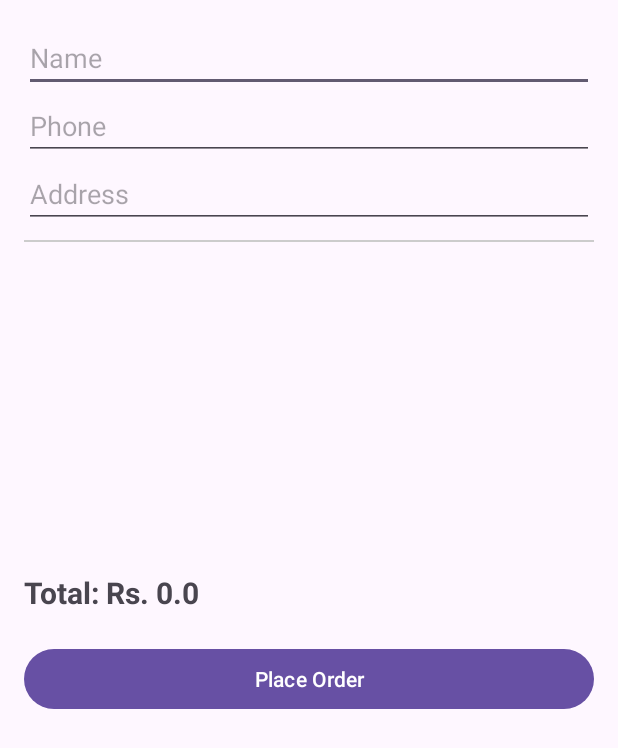
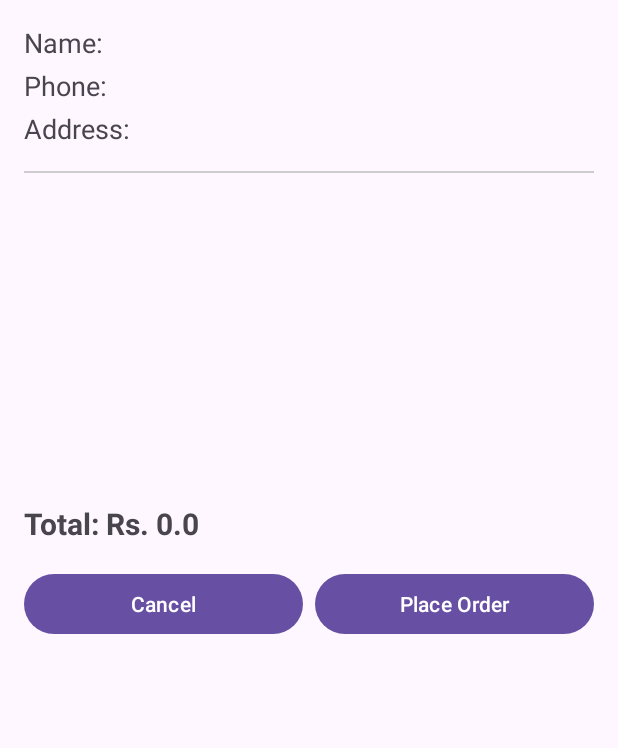
Before and after one commit to Kalpa-Mihiranga/MADCW_Pizza-Mania, an Android app: the CheckoutActivity screen opened directly, with no data from a screen before it, on a phone screen of 412 x 824 dp. Shown: the top 748 px of the screen. Run offline under Robolectric (Android 15) with nearby library versions, the phone set to English and light mode, and no system bars; 1 statement that could not run was skipped.

Commit message:
finale cheout

```diff
--- a/app/src/main/java/com/example/pizzamania/CheckoutActivity.java
+++ b/app/src/main/java/com/example/pizzamania/CheckoutActivity.java
@@ -4,8 +4,8 @@ import android.content.Intent;
 import android.content.SharedPreferences;
 import android.database.Cursor;
 import android.os.Bundle;
+import android.view.View;
 import android.widget.Button;
-import android.widget.EditText;
 import android.widget.ListView;
 import android.widget.TextView;
 import android.widget.Toast;
@@ -14,67 +14,64 @@ import androidx.appcompat.app.AppCompatActivity;
 
 public class CheckoutActivity extends AppCompatActivity {
 
-    EditText editCustomerName, editCustomerPhone, editCustomerAddress;
-    TextView txtTotalPrice;
+    TextView txtCustomerName, txtCustomerPhone, txtCustomerAddress, txtTotalPrice;
     ListView listViewCheckout;
-    Button btnPlaceOrder;
+    Button btnPlaceOrder, btnCancel;
 
     CartAdapter adapter;
     SqliteHelper dbHelper;
-    int customerId = 1; // 👉 Replace with logged-in customer id from login session
-    String sessionEmail; // store logged-in email
+    String sessionEmail;
 
     @Override
     protected void onCreate(Bundle savedInstanceState) {
         super.onCreate(savedInstanceState);
         setContentView(R.layout.activity_checkout);
 
-        editCustomerName = findViewById(R.id.editCustomerName);
-        editCustomerPhone = findViewById(R.id.editCustomerPhone);
-        editCustomerAddress = findViewById(R.id.editCustomerAddress);
+        // Bind Views
+        txtCustomerName = findViewById(R.id.txtCustomerName);
+        txtCustomerPhone = findViewById(R.id.txtCustomerPhone);
+        txtCustomerAddress = findViewById(R.id.txtCustomerAddress);
         txtTotalPrice = findViewById(R.id.txtTotalPrice);
         listViewCheckout = findViewById(R.id.listViewCheckout);
         btnPlaceOrder = findViewById(R.id.btnPlaceOrder);
+        btnCancel = findViewById(R.id.btnCancel);
 
         dbHelper = new SqliteHelper(this);
 
-        // Get logged-in email from SharedPreferences
+        // Get logged-in email from session
         SharedPreferences sharedPreferences = getSharedPreferences("UserSession", MODE_PRIVATE);
         sessionEmail = sharedPreferences.getString("email", null);
 
-        // Load customer info into EditTexts using session email
+        // Load customer info (read-only)
         loadCustomerInfo(sessionEmail);
 
-        // Show cart items
-        adapter = new CartAdapter(this, CartManager.getInstance().getCartItems());
+        // Show cart items (read-only, no quantity change)
+        adapter = new CartAdapter(this, CartManager.getInstance().getCartItems()) {
+            @Override
+            public View getView(int position, View convertView, android.view.ViewGroup parent) {
+                View view = super.getView(position, convertView, parent);
+                // Hide increase/decrease/remove buttons in checkout
+                View btnIncrease = view.findViewById(R.id.btnIncrease);
+                View btnDecrease = view.findViewById(R.id.btnDecrease);
+                View btnRemove = view.findViewById(R.id.btnRemove);
+                if (btnIncrease != null) btnIncrease.setVisibility(View.GONE);
+                if (btnDecrease != null) btnDecrease.setVisibility(View.GONE);
+                if (btnRemove != null) btnRemove.setVisibility(View.GONE);
+                return view;
+            }
+        };
         listViewCheckout.setAdapter(adapter);
 
         // Show total price
         txtTotalPrice.setText("Total: Rs. " + CartManager.getInstance().getTotalPrice());
 
-        // Place Order Button
+        // Place Order
         btnPlaceOrder.setOnClickListener(v -> {
-            String name = editCustomerName.getText().toString().trim();
-            String phone = editCustomerPhone.getText().toString().trim();
-            String address = editCustomerAddress.getText().toString().trim();
-
-            if (name.isEmpty() || phone.isEmpty() || address.isEmpty()) {
-                Toast.makeText(this, "Please fill all fields", Toast.LENGTH_SHORT).show();
-                return;
-            }
-
-            // ✅ Update customer info before placing order
-            int rows = dbHelper.updateCustomer(customerId, name, "test@gmail.com", address, phone);
-            if (rows > 0) {
-                Toast.makeText(this, "Customer info updated", Toast.LENGTH_SHORT).show();
-            }
-
             if (CartManager.getInstance().getCartItems().isEmpty()) {
                 Toast.makeText(this, "Cart is empty!", Toast.LENGTH_SHORT).show();
                 return;
             }
 
-            // 👉 Save order to database (if you create orders table)
             Toast.makeText(this, "✅ Order placed successfully!", Toast.LENGTH_LONG).show();
 
             // Clear cart
@@ -83,12 +80,17 @@ public class CheckoutActivity extends AppCompatActivity {
 
             // Go to payment gateway
             Intent intent = new Intent(CheckoutActivity.this, PaymentGatewayActivity.class);
-            intent.putExtra("customerName", name);
-            intent.putExtra("customerPhone", phone);
-            intent.putExtra("customerAddress", address);
+            intent.putExtra("customerName", txtCustomerName.getText().toString());
+            intent.putExtra("customerPhone", txtCustomerPhone.getText().toString());
+            intent.putExtra("customerAddress", txtCustomerAddress.getText().toString());
             intent.putExtra("totalPrice", CartManager.getInstance().getTotalPrice());
             startActivity(intent);
             finish();
+        });
+
+        // Cancel button
+        btnCancel.setOnClickListener(v -> {
+            finish(); // just close checkout
         });
     }
 
@@ -99,12 +101,9 @@ public class CheckoutActivity extends AppCompatActivity {
             String phone = cursor.getString(cursor.getColumnIndexOrThrow("phone"));
             String address = cursor.getString(cursor.getColumnIndexOrThrow("address"));
 
-            editCustomerName.setText(name);
-            editCustomerPhone.setText(phone);
-            editCustomerAddress.setText(address);
-
-            // Save customerId for update
-            customerId = cursor.getInt(cursor.getColumnIndexOrThrow("customer_ID"));
+            txtCustomerName.setText("Name: " + name);
+            txtCustomerPhone.setText("Phone: " + phone);
+            txtCustomerAddress.setText("Address: " + address);
 
             cursor.close();
         }
--- a/app/src/main/res/layout/activity_checkout.xml
+++ b/app/src/main/res/layout/activity_checkout.xml
@@ -9,28 +9,30 @@
         android:layout_width="match_parent"
         android:layout_height="wrap_content">
 
-        <!-- Editable Customer Info -->
-        <EditText
-            android:id="@+id/editCustomerName"
-            android:hint="Name"
+        <!-- Customer Info (read-only) -->
+        <TextView
+            android:id="@+id/txtCustomerName"
+            android:text="Name: "
             android:textSize="18sp"
             android:layout_width="match_parent"
-            android:layout_height="wrap_content"/>
+            android:layout_height="wrap_content"
+            android:paddingBottom="4dp"/>
 
-        <EditText
-            android:id="@+id/editCustomerPhone"
-            android:hint="Phone"
-            android:inputType="phone"
+        <TextView
+            android:id="@+id/txtCustomerPhone"
+            android:text="Phone: "
             android:textSize="18sp"
             android:layout_width="match_parent"
-            android:layout_height="wrap_content"/>
+            android:layout_height="wrap_content"
+            android:paddingBottom="4dp"/>
 
-        <EditText
-            android:id="@+id/editCustomerAddress"
-            android:hint="Address"
+        <TextView
+            android:id="@+id/txtCustomerAddress"
+            android:text="Address: "
             android:textSize="18sp"
             android:layout_width="match_parent"
-            android:layout_height="wrap_content"/>
+            android:layout_height="wrap_content"
+            android:paddingBottom="8dp"/>
 
         <View
             android:layout_width="match_parent"
@@ -57,12 +59,28 @@
             android:layout_width="wrap_content"
             android:layout_height="wrap_content"/>
 
-        <!-- Checkout Button -->
-        <Button
-            android:id="@+id/btnPlaceOrder"
-            android:text="Place Order"
-            android:layout_marginTop="20dp"
+        <!-- Buttons Row -->
+        <LinearLayout
             android:layout_width="match_parent"
-            android:layout_height="wrap_content"/>
+            android:layout_height="wrap_content"
+            android:orientation="horizontal"
+            android:gravity="center"
+            android:layout_marginTop="16dp">
+
+            <Button
+                android:id="@+id/btnCancel"
+                android:text="Cancel"
+                android:layout_width="0dp"
+                android:layout_height="wrap_content"
+                android:layout_weight="1"
+                android:layout_marginEnd="8dp"/>
+
+            <Button
+                android:id="@+id/btnPlaceOrder"
+                android:text="Place Order"
+                android:layout_width="0dp"
+                android:layout_height="wrap_content"
+                android:layout_weight="1"/>
+        </LinearLayout>
     </LinearLayout>
 </ScrollView>
```
